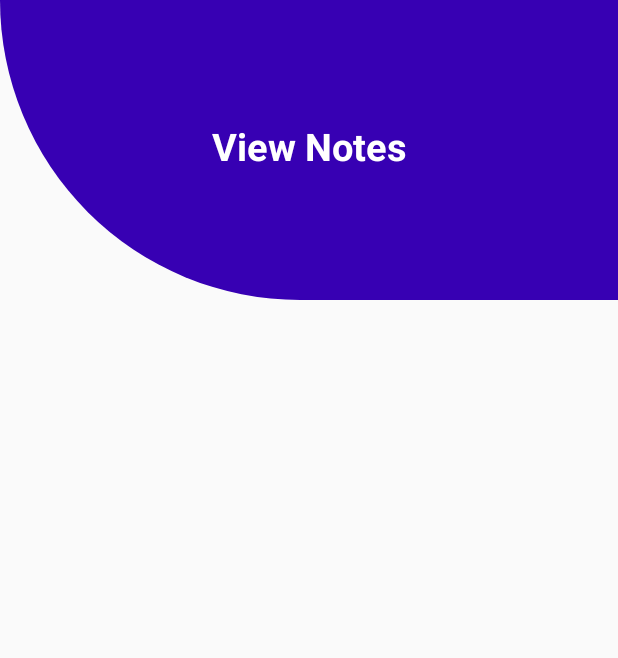
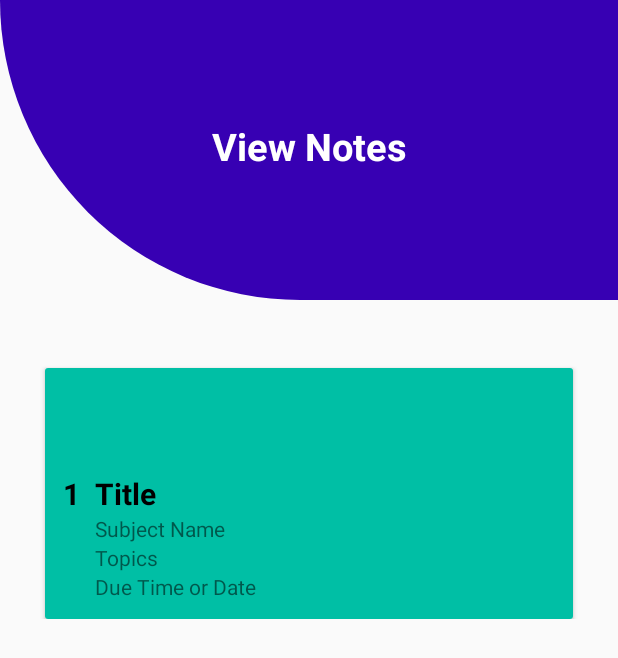
Before and after one commit to Mahadi-Ahammed/Student_utility_Android, an Android app: the viewNotes screen opened directly, with no data from a screen before it, on a phone screen of 412 x 824 dp. Shown: the top 658 px of the screen. Run offline under Robolectric (Android 15) with nearby library versions, the phone set to English and light mode, and no system bars.

Commit message:
View Node XML add

```diff
--- a/labProject/app/src/main/res/layout/activity_add_notes.xml
+++ b/labProject/app/src/main/res/layout/activity_add_notes.xml
@@ -161,9 +161,20 @@
                 android:layout_height="wrap_content"
                 android:text="Submit"
                 android:gravity="center"
-                android:layout_marginLeft="45dp"
-                android:layout_marginRight="45dp"
+                android:layout_marginLeft="55dp"
+                android:layout_marginRight="55dp"
                 />
+            <Button
+                android:id="@+id/btn_viewNotes"
+                android:layout_width="wrap_content"
+                android:layout_height="wrap_content"
+                android:text="View All Notes"
+                android:gravity="center"
+                android:layout_marginLeft="40dp"
+                android:layout_marginRight="40dp"
+                android:layout_marginTop="15dp"
+                />
+
 
 
         </TableLayout>
--- a/labProject/app/src/main/res/layout/activity_view_notes.xml
+++ b/labProject/app/src/main/res/layout/activity_view_notes.xml
@@ -18,11 +18,86 @@
         android:layout_width="match_parent"
         android:layout_height="wrap_content"
         android:textColor="@color/colorWhite"
-        android:textSize="25sp"
+        android:textSize="25dp"
         android:textAlignment="center"
         android:text="View Notes"
         android:textStyle="bold"
 
         android:gravity="center_horizontal" />
 
+    <LinearLayout
+        android:orientation="vertical" android:layout_width="match_parent"
+        android:layout_height="wrap_content"
+        android:id="@+id/mainLayout"
+        android:layout_marginTop="230dp"
+        android:paddingBottom="15dp"
+        android:paddingTop="10dp">
+
+        <androidx.cardview.widget.CardView
+            android:id="@+id/cardView"
+            android:layout_width="match_parent"
+            android:layout_height="wrap_content"
+            android:layout_marginTop="5dp"
+            android:layout_marginRight="30dp"
+            android:layout_marginLeft="30dp">
+
+            <androidx.constraintlayout.widget.ConstraintLayout
+                android:layout_width="match_parent"
+                android:layout_height="wrap_content"
+                android:padding="12dp"
+                android:background="@color/green"
+                >
+
+                <TextView
+                    android:id="@+id/etNum"
+                    android:layout_width="wrap_content"
+                    android:layout_height="wrap_content"
+                    android:text="1"
+                    android:textSize="20dp"
+                    android:textStyle="bold"
+                    android:textColor="#000"
+                    app:layout_constraintBottom_toBottomOf="parent"
+                    app:layout_constraintStart_toStartOf="parent"
+                    app:layout_constraintTop_toTopOf="parent" />
+
+                <TextView
+                    android:id="@+id/etTitle"
+                    android:layout_width="wrap_content"
+                    android:layout_height="wrap_content"
+                    android:layout_marginStart="10dp"
+                    android:layout_marginLeft="16dp"
+                    android:text="Title"
+                    android:textSize="20sp"
+                    android:textStyle="bold"
+                    android:textColor="#000"
+                    app:layout_constraintStart_toEndOf="@+id/etNum"
+                    app:layout_constraintTop_toTopOf="@+id/etNum" />
+
+                <TextView
+                    android:id="@+id/etSubName"
+                    android:layout_width="wrap_content"
+                    android:layout_height="wrap_content"
+                    android:text="Subject Name"
+                    app:layout_constraintStart_toStartOf="@+id/etTitle"
+                    app:layout_constraintTop_toBottomOf="@+id/etTitle" />
+                <TextView
+                    android:id="@+id/etTopics"
+                    android:layout_width="wrap_content"
+                    android:layout_height="wrap_content"
+                    android:text="Topics"
+                    app:layout_constraintStart_toStartOf="@+id/etSubName"
+                    app:layout_constraintTop_toBottomOf="@+id/etSubName" />
+                <TextView
+                    android:id="@+id/etDue"
+                    android:layout_width="wrap_content"
+                    android:layout_height="wrap_content"
+                    android:text="Due Time or Date"
+                    app:layout_constraintStart_toStartOf="@+id/etTopics"
+                    app:layout_constraintTop_toBottomOf="@+id/etTopics" />
+
+
+            </androidx.constraintlayout.widget.ConstraintLayout>
+        </androidx.cardview.widget.CardView>
+    </LinearLayout>
+
 </RelativeLayout>
```
